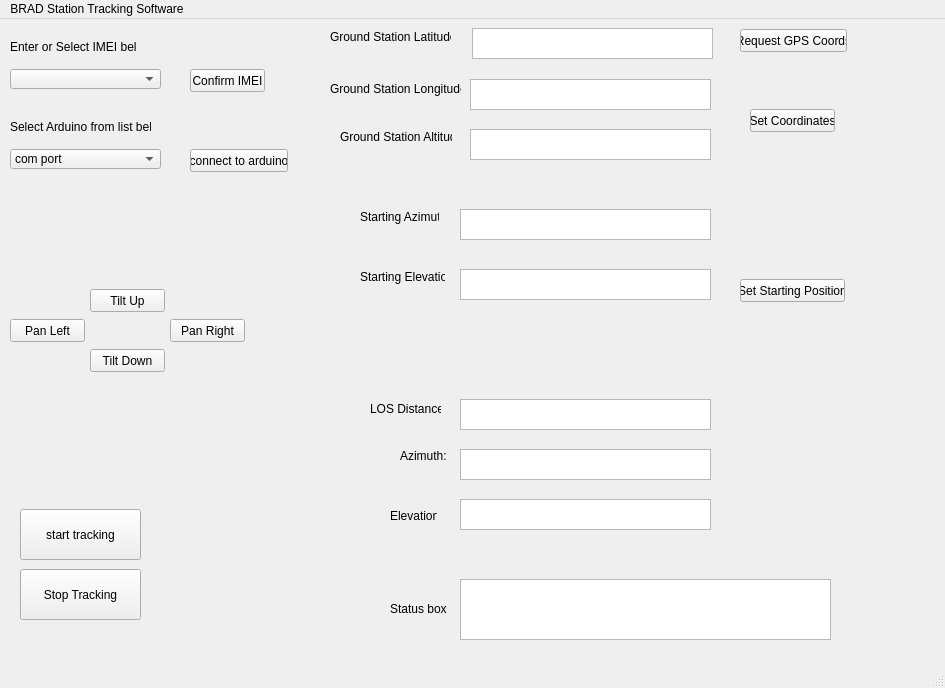
mathias314/Ground-Station-Tracker, file QtDesignerUI.ui: the form before one commit.
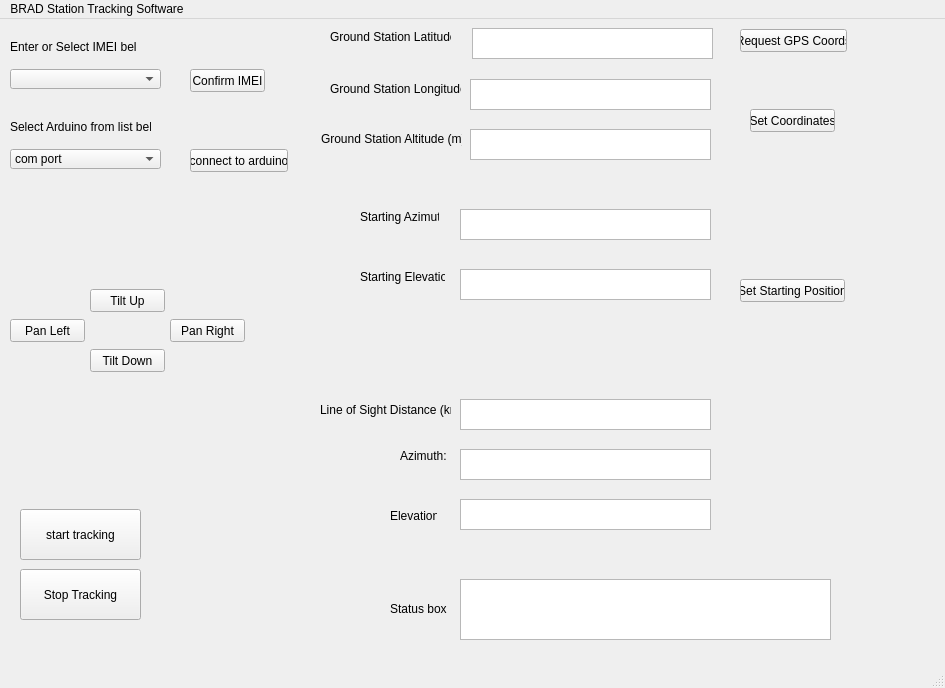
The form after the commit.

Commit message: updating ui a bit and improving status messages

```diff
--- a/QtDesignerUI.ui
+++ b/QtDesignerUI.ui
@@ -303,14 +303,14 @@
    <widget class="QLabel" name="label_3">
     <property name="geometry">
      <rect>
-      <x>340</x>
+      <x>321</x>
       <y>110</y>
-      <width>112</width>
-      <height>16</height>
+      <width>141</width>
+      <height>20</height>
      </rect>
     </property>
     <property name="text">
-     <string>Ground Station Altitude</string>
+     <string>Ground Station Altitude (m):</string>
     </property>
    </widget>
    <widget class="QPlainTextEdit" name="GSAltBox">
@@ -366,14 +366,14 @@
    <widget class="QLabel" name="label_8">
     <property name="geometry">
      <rect>
-      <x>370</x>
+      <x>320</x>
       <y>380</y>
-      <width>71</width>
-      <height>20</height>
+      <width>131</width>
+      <height>21</height>
      </rect>
     </property>
     <property name="text">
-     <string>LOS Distance:</string>
+     <string>Line of Sight Distance (km): </string>
     </property>
    </widget>
    <widget class="QLabel" name="label_9">
```
The commit also changes 2 other files.
